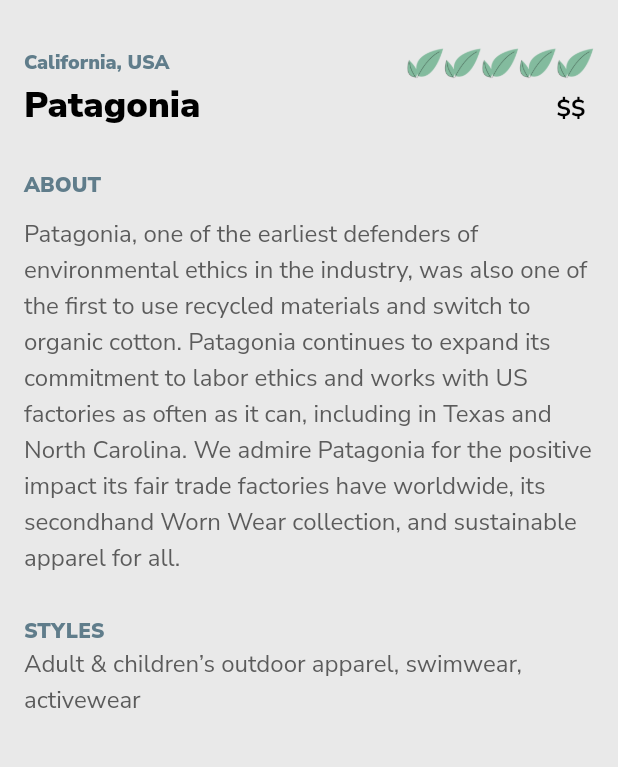
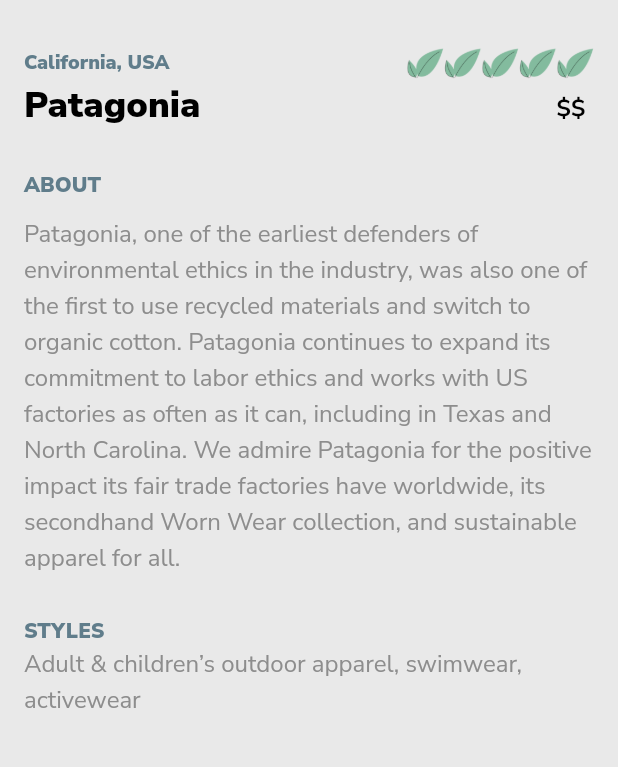
Before and after one commit to michalispistos/Carbon-Footprint-Calculator, a Flutter app: the BrandDetails screen opened directly with sample values from the repository, on a phone screen of 412 x 824 dp, the part 450-1217 px from its top. Run offline on Flutter 3.47's test engine with Material 2 defaults, Android fonts, the phone set to English and light mode, and no system bars; our stand-ins replace fl_chart; missing offline and left inert: flutter_barcode_scanner.

Commit message:
fixed merging errors

```diff
--- a/lib/screens/brand_details.dart
+++ b/lib/screens/brand_details.dart
@@ -31,7 +31,7 @@ class BrandDetails extends StatelessWidget {
             flexibleSpace: FlexibleSpaceBar(
               background: ClipRRect(
                 borderRadius:
-                    const BorderRadius.vertical(bottom: Radius.circular(40)),
+                const BorderRadius.vertical(bottom: Radius.circular(40)),
                 child: Image.asset(
                   brandInfo.logoPath,
                   fit: BoxFit.fitWidth,
@@ -121,7 +121,6 @@ class BrandDetails extends StatelessWidget {
                       style: const TextStyle(
                         fontSize: 16,
                         fontWeight: FontWeight.w500,
-                        color: Color.fromRGBO(91, 91, 91, 1),
                       ),
                     ),
                   ),
@@ -142,13 +141,12 @@ class BrandDetails extends StatelessWidget {
                 ),
                 Padding(
                   padding:
-                      const EdgeInsets.only(left: 16, right: 16, bottom: 32),
+                  const EdgeInsets.only(left: 16, right: 16, bottom: 32),
                   child: Text(
                     brandInfo.style,
                     style: const TextStyle(
                       fontSize: 16,
                       fontWeight: FontWeight.w500,
-                      color: Color.fromRGBO(91, 91, 91, 1),
                     ),
                   ),
                 ),
--- a/pubspec.yaml
+++ b/pubspec.yaml
@@ -36,12 +36,11 @@ dependencies:
   # Use with the CupertinoIcons class for iOS style icons.
   cupertino_icons: ^1.0.2
   flutter_barcode_scanner: any
-  http: 0.13.4
 
   # To launch url's from app
   url_launcher: ^6.0.12
+  http: ^0.13.4
   fl_chart: ^0.40.2
-  http: ^0.13.4
 
 dev_dependencies:
   flutter_test:
```
